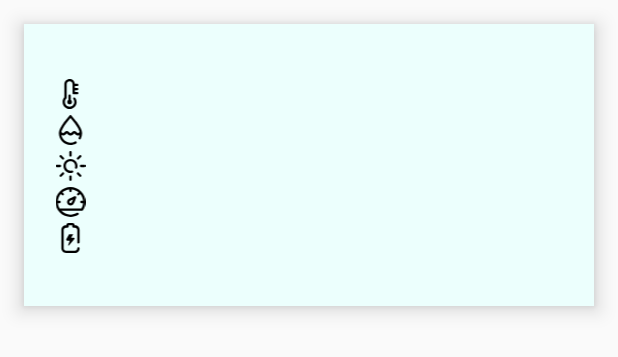
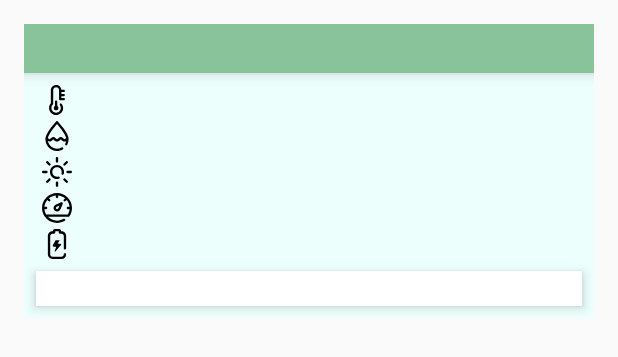
Before and after one commit to jezinka/Pogoda, an Android app: the layout recycler_view_item.xml on its own in the app's theme, with its tools: preview values and no code run, on a phone screen of 412 x 824 dp. Shown: the top 357 px of the screen. Run offline under Robolectric (Android 15) with nearby library versions, the phone set to English and light mode, and no system bars.

Commit message:
better layout move dimens to file

```diff
--- a/app/src/main/java/com/projects/jezinka/pogoda/SensorsAdapter.java
+++ b/app/src/main/java/com/projects/jezinka/pogoda/SensorsAdapter.java
@@ -1,12 +1,12 @@
 package com.projects.jezinka.pogoda;
 
 import android.content.Context;
+import android.support.constraint.Group;
 import android.support.v7.widget.RecyclerView;
 import android.text.TextUtils;
 import android.view.LayoutInflater;
 import android.view.View;
 import android.view.ViewGroup;
-import android.widget.ImageView;
 import android.widget.TextView;
 
 import java.text.DecimalFormat;
@@ -57,11 +57,8 @@ public class SensorsAdapter extends RecyclerView.Adapter<SensorsAdapter.ViewHold
 
         if (sensor.barPressing != null) {
             holder.barPress.setText(TextUtils.concat(df.format(sensor.barPressing), mContext.getString(R.string.pressure)));
-            holder.barPress.setVisibility(View.VISIBLE);
-            holder.pressureIcon.setVisibility(View.VISIBLE);
         } else {
-            holder.barPress.setVisibility(View.INVISIBLE);
-            holder.pressureIcon.setVisibility(View.INVISIBLE);
+            holder.pressure.setVisibility(View.INVISIBLE);
         }
 
         holder.battery.setText(TextUtils.concat(df.format(sensor.vbat), mContext.getString(R.string.volt), "/", df.format(sensor.vreg), mContext.getString(R.string.volt)));
@@ -84,8 +81,9 @@ public class SensorsAdapter extends RecyclerView.Adapter<SensorsAdapter.ViewHold
         TextView humidity;
         TextView lux;
         TextView barPress;
-        ImageView pressureIcon;
         TextView battery;
+
+        Group pressure;
 
         ViewHolder(View itemView) {
             super(itemView);
@@ -96,8 +94,9 @@ public class SensorsAdapter extends RecyclerView.Adapter<SensorsAdapter.ViewHold
             humidity = itemView.findViewById(R.id.humidity_tv);
             lux = itemView.findViewById(R.id.lux_tv);
             barPress = itemView.findViewById(R.id.bar_press_tv);
-            pressureIcon = itemView.findViewById(R.id.pressure_icon);
             battery = itemView.findViewById(R.id.battery_tv);
+
+            pressure = itemView.findViewById(R.id.pressure);
         }
     }
 }
--- a/app/src/main/res/layout/recycler_view_item.xml
+++ b/app/src/main/res/layout/recycler_view_item.xml
@@ -1,56 +1,58 @@
 <?xml version="1.0" encoding="utf-8"?>
 
-<android.support.constraint.ConstraintLayout xmlns:android="http://schemas.android.com/apk/res/android"
+<LinearLayout xmlns:android="http://schemas.android.com/apk/res/android"
     xmlns:app="http://schemas.android.com/apk/res-auto"
-    xmlns:tools="http://schemas.android.com/tools"
     android:layout_width="match_parent"
     android:layout_height="wrap_content"
     android:layout_margin="16dp"
-    android:background="#fff"
-    android:backgroundTint="@color/colorPrimaryLight"
-    android:elevation="8dp"
     android:orientation="vertical">
 
     <TextView
         android:id="@+id/label_tv"
         android:layout_width="match_parent"
-        android:layout_height="match_parent"
-        android:layout_marginEnd="8dp"
-        android:layout_marginStart="8dp"
+        android:layout_height="wrap_content"
         android:textAlignment="center"
         android:textAppearance="@style/Base.TextAppearance.AppCompat.Headline"
         app:layout_constraintEnd_toEndOf="parent"
+        android:background="@color/colorPrimaryDark"
+        android:elevation="6dp"
         app:layout_constraintStart_toStartOf="parent" />
+
+    <android.support.constraint.ConstraintLayout
+        android:layout_width="match_parent"
+        android:layout_height="wrap_content"
+        android:background="@color/colorPrimaryLight"
+        android:elevation="4dp"
+        android:orientation="vertical"
+        android:paddingTop="8dp">
 
         <ImageView
             android:id="@+id/temperature_icon"
-        android:layout_width="30dp"
-        android:layout_height="20dp"
-        android:layout_marginStart="16dp"
-        android:layout_marginTop="4dp"
+            android:layout_width="@dimen/image_width"
+            android:layout_height="@dimen/item_height"
+            android:layout_marginStart="@dimen/margin_size"
             android:contentDescription="@string/temperature_icon"
             android:src="@drawable/ic_low_temperature"
             app:layout_constraintStart_toStartOf="parent"
-        app:layout_constraintTop_toBottomOf="@+id/label_tv" />
+            app:layout_constraintTop_toTopOf="parent" />
 
         <TextView
             android:id="@+id/temperature_tv"
             android:layout_width="0dp"
-        android:layout_height="20dp"
-        android:layout_marginEnd="8dp"
-        android:layout_marginStart="8dp"
-        android:layout_marginTop="4dp"
+            android:layout_height="@dimen/item_height"
+            android:layout_marginEnd="@dimen/margin_size"
+            android:layout_marginStart="@dimen/margin_size"
             android:textAppearance="@style/Base.TextAppearance.AppCompat.Medium"
             app:layout_constraintEnd_toEndOf="parent"
-        app:layout_constraintStart_toEndOf="@+id/temperature_icon"
-        app:layout_constraintTop_toBottomOf="@+id/label_tv" />
+            app:layout_constraintStart_toStartOf="@+id/guideline3"
+            app:layout_constraintTop_toTopOf="parent" />
 
         <ImageView
             android:id="@+id/humidity_icon"
-        android:layout_width="30dp"
-        android:layout_height="20dp"
-        android:layout_marginStart="16dp"
-        android:layout_marginTop="4dp"
+            android:layout_width="@dimen/image_width"
+            android:layout_height="@dimen/item_height"
+            android:layout_marginStart="@dimen/margin_size"
+            android:layout_marginTop="@dimen/image_margin_top"
             android:contentDescription="@string/humidity_icon"
             android:src="@drawable/ic_humidity"
             app:layout_constraintStart_toStartOf="parent"
@@ -59,21 +61,21 @@
         <TextView
             android:id="@+id/humidity_tv"
             android:layout_width="0dp"
-        android:layout_height="20dp"
-        android:layout_marginEnd="8dp"
-        android:layout_marginStart="8dp"
-        android:layout_marginTop="4dp"
+            android:layout_height="@dimen/item_height"
+            android:layout_marginEnd="@dimen/margin_size"
+            android:layout_marginStart="@dimen/margin_size"
+            android:layout_marginTop="@dimen/image_margin_top"
             android:textAppearance="@style/Base.TextAppearance.AppCompat.Medium"
             app:layout_constraintEnd_toEndOf="parent"
-        app:layout_constraintStart_toEndOf="@+id/humidity_icon"
+            app:layout_constraintStart_toStartOf="@+id/guideline3"
             app:layout_constraintTop_toBottomOf="@+id/temperature_tv" />
 
         <ImageView
             android:id="@+id/lux_icon"
-        android:layout_width="30dp"
-        android:layout_height="20dp"
-        android:layout_marginStart="16dp"
-        android:layout_marginTop="4dp"
+            android:layout_width="@dimen/image_width"
+            android:layout_height="@dimen/item_height"
+            android:layout_marginStart="@dimen/margin_size"
+            android:layout_marginTop="@dimen/image_margin_top"
             android:contentDescription="@string/lux_icon"
             android:src="@drawable/ic_brightness"
             app:layout_constraintStart_toStartOf="parent"
@@ -82,21 +84,21 @@
         <TextView
             android:id="@+id/lux_tv"
             android:layout_width="0dp"
-        android:layout_height="20dp"
-        android:layout_marginEnd="8dp"
-        android:layout_marginStart="8dp"
-        android:layout_marginTop="4dp"
+            android:layout_height="@dimen/item_height"
+            android:layout_marginEnd="@dimen/margin_size"
+            android:layout_marginStart="@dimen/margin_size"
+            android:layout_marginTop="@dimen/image_margin_top"
             android:textAppearance="@style/Base.TextAppearance.AppCompat.Medium"
             app:layout_constraintEnd_toEndOf="parent"
-        app:layout_constraintStart_toEndOf="@+id/lux_icon"
+            app:layout_constraintStart_toStartOf="@+id/guideline3"
             app:layout_constraintTop_toBottomOf="@+id/humidity_tv" />
 
         <ImageView
             android:id="@+id/pressure_icon"
-        android:layout_width="30dp"
-        android:layout_height="20dp"
-        android:layout_marginStart="16dp"
-        android:layout_marginTop="4dp"
+            android:layout_width="@dimen/image_width"
+            android:layout_height="@dimen/item_height"
+            android:layout_marginStart="@dimen/margin_size"
+            android:layout_marginTop="@dimen/image_margin_top"
             android:contentDescription="@string/pressure_icon"
             android:src="@drawable/ic_barometer"
             app:layout_constraintStart_toStartOf="parent"
@@ -105,21 +107,21 @@
         <TextView
             android:id="@+id/bar_press_tv"
             android:layout_width="0dp"
-        android:layout_height="20dp"
-        android:layout_marginEnd="8dp"
-        android:layout_marginStart="8dp"
-        android:layout_marginTop="4dp"
+            android:layout_height="@dimen/item_height"
+            android:layout_marginEnd="@dimen/margin_size"
+            android:layout_marginStart="@dimen/margin_size"
+            android:layout_marginTop="@dimen/image_margin_top"
             android:textAppearance="@style/Base.TextAppearance.AppCompat.Medium"
             app:layout_constraintEnd_toEndOf="parent"
-        app:layout_constraintStart_toEndOf="@+id/pressure_icon"
+            app:layout_constraintStart_toStartOf="@+id/guideline3"
             app:layout_constraintTop_toBottomOf="@+id/lux_tv" />
 
         <ImageView
             android:id="@+id/battery_icon"
-        android:layout_width="30dp"
-        android:layout_height="20dp"
-        android:layout_marginStart="16dp"
-        android:layout_marginTop="4dp"
+            android:layout_width="@dimen/image_width"
+            android:layout_height="@dimen/item_height"
+            android:layout_marginStart="@dimen/margin_size"
+            android:layout_marginTop="@dimen/image_margin_top"
             android:contentDescription="@string/battery_icon"
             android:src="@drawable/ic_battery"
             app:layout_constraintStart_toStartOf="parent"
@@ -129,25 +131,38 @@
         <TextView
             android:id="@+id/battery_tv"
             android:layout_width="0dp"
-        android:layout_height="20dp"
-        android:layout_marginEnd="8dp"
-        android:layout_marginStart="8dp"
+            android:layout_height="@dimen/item_height"
+            android:layout_marginEnd="@dimen/margin_size"
+            android:layout_marginStart="@dimen/margin_size"
             android:layout_marginTop="4dp"
             android:textAppearance="@style/Base.TextAppearance.AppCompat.Medium"
             app:layout_constraintEnd_toEndOf="parent"
-        app:layout_constraintStart_toEndOf="@+id/battery_icon"
+            app:layout_constraintStart_toStartOf="@+id/guideline3"
             app:layout_constraintTop_toBottomOf="@+id/bar_press_tv" />
+
+        <android.support.constraint.Guideline
+            android:id="@+id/guideline3"
+            android:layout_width="wrap_content"
+            android:layout_height="wrap_content"
+            android:orientation="vertical"
+            app:layout_constraintGuide_begin="44dp" />
+
+        <android.support.constraint.Group
+            android:id="@+id/pressure"
+            android:layout_width="wrap_content"
+            android:layout_height="wrap_content"
+            app:constraint_referenced_ids="bar_press_tv,pressure_icon" />
 
         <TextView
             android:id="@+id/timestamp_tv"
-        android:layout_width="match_parent"
-        android:layout_height="match_parent"
-        android:layout_margin="8dp"
-        android:layout_marginEnd="8dp"
-        android:layout_marginStart="8dp"
-        android:layout_marginTop="4dp"
-        android:elevation="20dp"
-        android:textAlignment="textEnd"
+            android:layout_width="0dp"
+            android:layout_height="23dp"
+            android:layout_margin="@dimen/margin_size"
+            android:background="@android:color/white"
+            android:elevation="4dp"
+            android:paddingLeft="@dimen/padding_size"
+            android:paddingRight="@dimen/padding_size"
+            android:textAlignment="center"
             android:textAppearance="@style/Base.TextAppearance.AppCompat.Small"
             app:layout_constraintBottom_toBottomOf="parent"
             app:layout_constraintEnd_toEndOf="parent"
@@ -155,3 +170,4 @@
             app:layout_constraintTop_toBottomOf="@+id/battery_tv" />
 
     </android.support.constraint.ConstraintLayout>
+</LinearLayout>
--- /dev/null
+++ b/app/src/main/res/values/dimens.xml
@@ -0,0 +1,8 @@
+<?xml version="1.0" encoding="utf-8"?>
+<resources>
+    <dimen name="item_height">20dp</dimen>
+    <dimen name="image_width">28dp</dimen>
+    <dimen name="margin_size">8dp</dimen>
+    <dimen name="padding_size">4dp</dimen>
+    <dimen name="image_margin_top">4dp</dimen>
+</resources>
```
Lines whose indentation alone changed are shown as unchanged.
